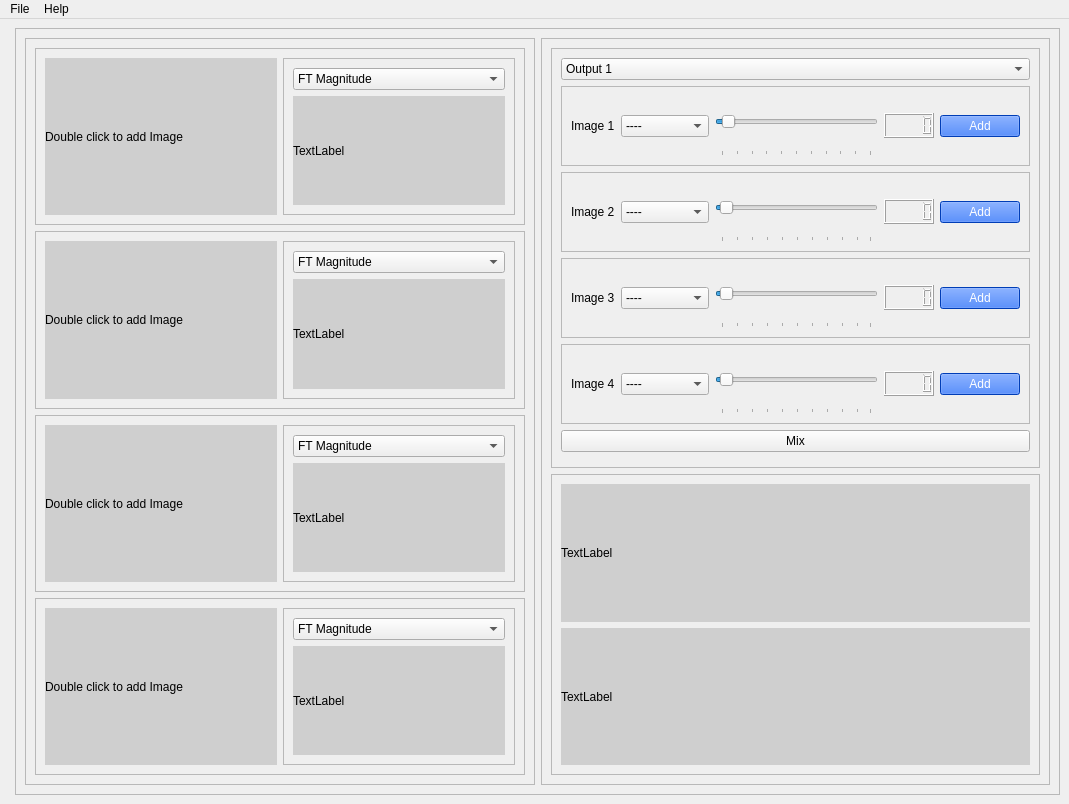
Above: task4.ui from OmarAtef0/Fourier-Transform-Mixer before the change. Below: the same form after it.
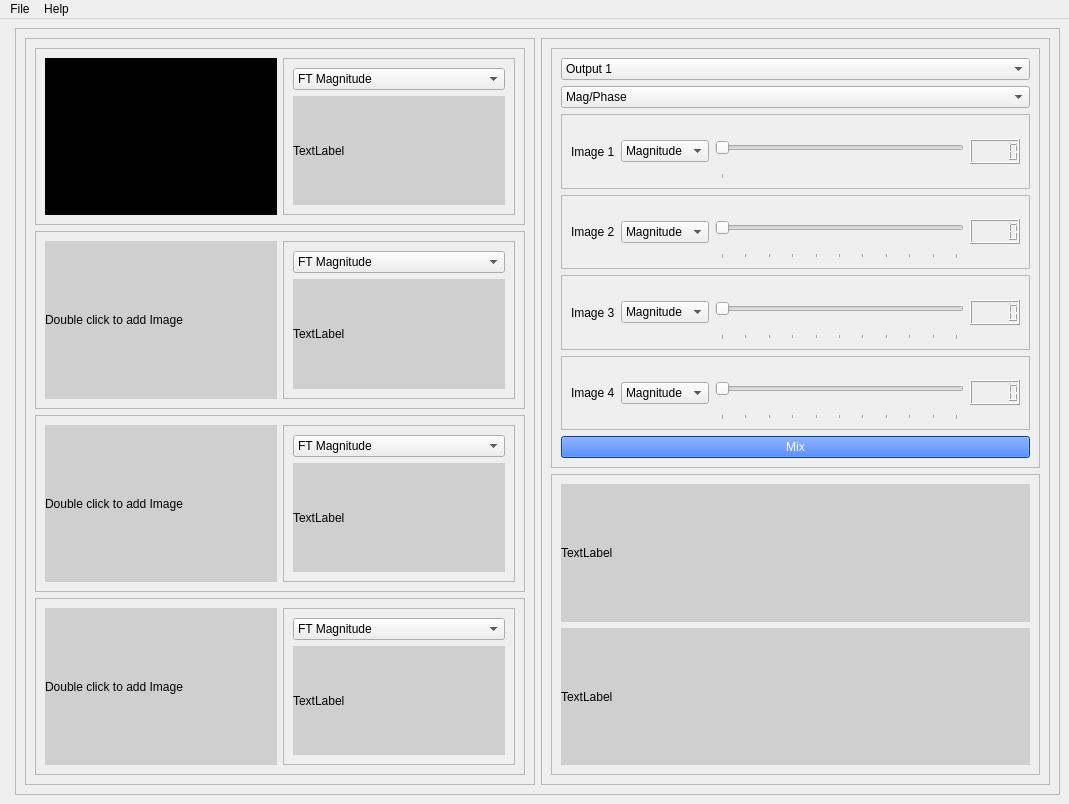
That is the form after the change.

The edit to the form file:
```diff
--- a/task4.ui
+++ b/task4.ui
@@ -73,7 +73,7 @@
                 </sizepolicy>
                </property>
                <property name="styleSheet">
-                <string notr="true">background-color: rgb(207, 207, 207);
+                <string notr="true">background-color:black;
 font: 75 9pt &quot;MS Shell Dlg 2&quot;;</string>
                </property>
                <property name="text">
@@ -421,6 +421,20 @@
                </item>
               </widget>
              </item>
+             <item>
+              <widget class="QComboBox" name="modeCombo">
+               <item>
+                <property name="text">
+                 <string>Mag/Phase</string>
+                </property>
+               </item>
+               <item>
+                <property name="text">
+                 <string>Real/Imag</string>
+                </property>
+               </item>
+              </widget>
+             </item>
              <item>
               <widget class="QFrame" name="frame_14">
                <property name="maximumSize">
@@ -445,11 +459,6 @@
                 </item>
                 <item>
                  <widget class="QComboBox" name="comboBox_6">
-                  <item>
-                   <property name="text">
-                    <string>----</string>
-                   </property>
-                  </item>
                   <item>
                    <property name="text">
                     <string>Magnitude</string>
@@ -496,10 +505,13 @@
                    <number>0</number>
                   </property>
                   <property name="maximum">
-                   <number>100</number>
+                   <number>1</number>
+                  </property>
+                  <property name="singleStep">
+                   <number>0</number>
                   </property>
                   <property name="value">
-                   <number>4</number>
+                   <number>0</number>
                   </property>
                   <property name="tracking">
                    <bool>true</bool>
@@ -531,26 +543,6 @@
                   </property>
                  </widget>
                 </item>
-                <item>
-                 <widget class="QPushButton" name="addButton">
-                  <property name="styleSheet">
-                   <string notr="true">
-
-QPushButton {
-    background-color: rgb(0, 85, 255);
-color:rgb(255, 255, 255);
-}
-
-QPushButton:hover {
-    background-color: rgb(0, 50, 150);
-}
-</string>
-                  </property>
-                  <property name="text">
-                   <string>Add</string>
-                  </property>
-                 </widget>
-                </item>
                </layout>
               </widget>
              </item>
@@ -578,11 +570,6 @@
                 </item>
                 <item>
                  <widget class="QComboBox" name="comboBox_7">
-                  <item>
-                   <property name="text">
-                    <string>----</string>
-                   </property>
-                  </item>
                   <item>
                    <property name="text">
                     <string>Magnitude</string>
@@ -626,13 +613,13 @@
                    </size>
                   </property>
                   <property name="minimum">
-                   <number>1</number>
+                   <number>0</number>
                   </property>
                   <property name="maximum">
                    <number>100</number>
                   </property>
                   <property name="value">
-                   <number>4</number>
+                   <number>0</number>
                   </property>
                   <property name="tracking">
                    <bool>true</bool>
@@ -664,26 +651,6 @@
                   </property>
                  </widget>
                 </item>
-                <item>
-                 <widget class="QPushButton" name="addButton_2">
-                  <property name="styleSheet">
-                   <string notr="true">
-
-QPushButton {
-    background-color: rgb(0, 85, 255);
-color:rgb(255, 255, 255);
-}
-
-QPushButton:hover {
-    background-color: rgb(0, 50, 150);
-}
-</string>
-                  </property>
-                  <property name="text">
-                   <string>Add</string>
-                  </property>
-                 </widget>
-                </item>
                </layout>
               </widget>
              </item>
@@ -711,11 +678,6 @@
                 </item>
                 <item>
                  <widget class="QComboBox" name="comboBox_8">
-                  <item>
-                   <property name="text">
-                    <string>----</string>
-                   </property>
-                  </item>
                   <item>
                    <property name="text">
                     <string>Magnitude</string>
@@ -759,13 +721,13 @@
                    </size>
                   </property>
                   <property name="minimum">
-                   <number>1</number>
+                   <number>0</number>
                   </property>
                   <property name="maximum">
                    <number>100</number>
                   </property>
                   <property name="value">
-                   <number>4</number>
+                   <number>0</number>
                   </property>
                   <property name="tracking">
                    <bool>true</bool>
@@ -797,26 +759,6 @@
                   </property>
                  </widget>
                 </item>
-                <item>
-                 <widget class="QPushButton" name="addButton_3">
-                  <property name="styleSheet">
-                   <string notr="true">
-
-QPushButton {
-    background-color: rgb(0, 85, 255);
-color:rgb(255, 255, 255);
-}
-
-QPushButton:hover {
-    background-color: rgb(0, 50, 150);
-}
-</string>
-                  </property>
-                  <property name="text">
-                   <string>Add</string>
-                  </property>
-                 </widget>
-                </item>
                </layout>
               </widget>
              </item>
@@ -844,11 +786,6 @@
                 </item>
                 <item>
                  <widget class="QComboBox" name="comboBox_9">
-                  <item>
-                   <property name="text">
-                    <string>----</string>
-                   </property>
-                  </item>
                   <item>
                    <property name="text">
                     <string>Magnitude</string>
@@ -892,13 +829,13 @@
                    </size>
                   </property>
                   <property name="minimum">
-                   <number>1</number>
+                   <number>0</number>
                   </property>
                   <property name="maximum">
                    <number>100</number>
                   </property>
                   <property name="value">
-                   <number>4</number>
+                   <number>0</number>
                   </property>
                   <property name="tracking">
                    <bool>true</bool>
@@ -930,26 +867,6 @@
                   </property>
                  </widget>
                 </item>
-                <item>
-                 <widget class="QPushButton" name="addButton_4">
-                  <property name="styleSheet">
-                   <string notr="true">
-
-QPushButton {
-    background-color: rgb(0, 85, 255);
-color:rgb(255, 255, 255);
-}
-
-QPushButton:hover {
-    background-color: rgb(0, 50, 150);
-}
-</string>
-                  </property>
-                  <property name="text">
-                   <string>Add</string>
-                  </property>
-                 </widget>
-                </item>
                </layout>
               </widget>
              </item>
@@ -958,7 +875,17 @@
                <item>
                 <widget class="QPushButton" name="mixButton">
                  <property name="styleSheet">
-                  <string notr="true">border-height: 2px;</string>
+                  <string notr="true">
+
+QPushButton {
+    background-color: rgb(0, 85, 255);
+color:rgb(255, 255, 255);
+}
+
+QPushButton:hover {
+    background-color: rgb(0, 50, 150);
+}
+</string>
                  </property>
                  <property name="text">
                   <string>Mix</string>
```
Left out of the diff: 44 changed lines with no effect on the pictures.
